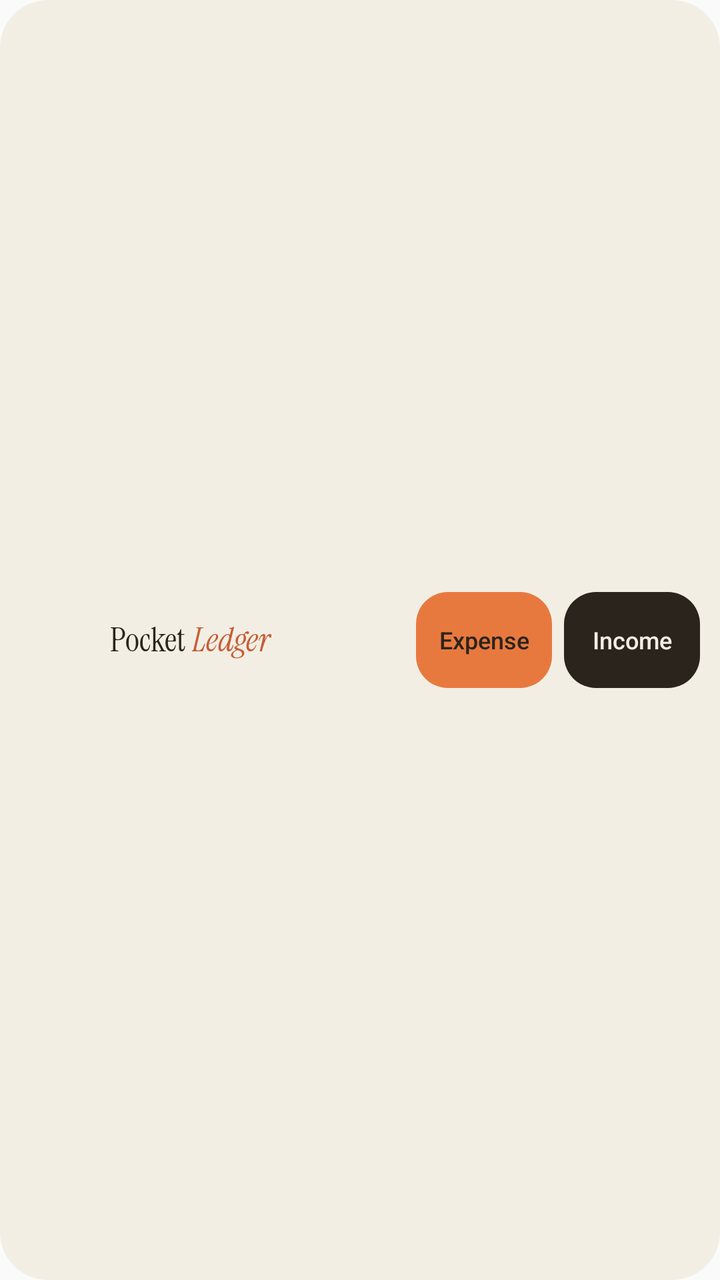
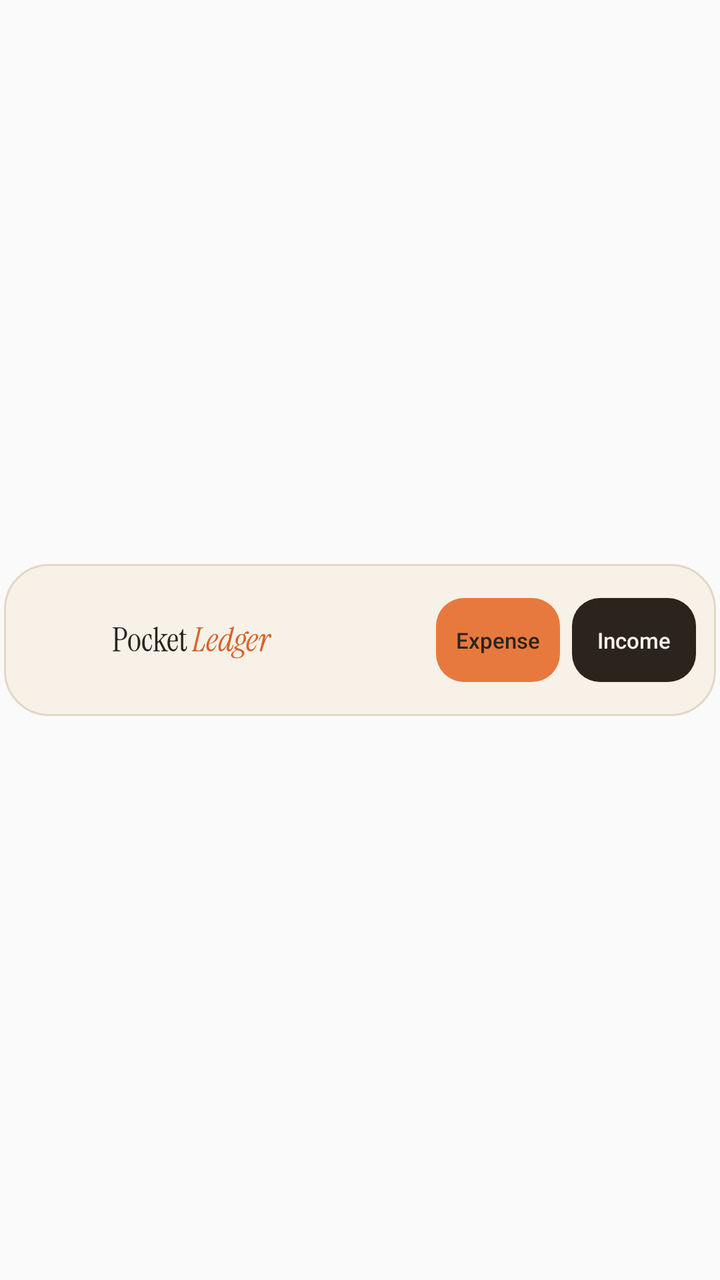

Screens rendered from an Android XML layout before and after an edit, with the pre-edit source and the edit as a unified diff.
<!-- AndroidManifest.xml: application theme AppTheme -->
<!-- res/layout/ledger_widget.xml -->
<?xml version="1.0" encoding="utf-8"?>
<LinearLayout xmlns:android="http://schemas.android.com/apk/res/android"
    android:layout_width="match_parent" android:layout_height="match_parent"
    android:orientation="horizontal" android:gravity="center_vertical" android:padding="10dp" android:background="@drawable/widget_background">
    <LinearLayout android:layout_width="0dp" android:layout_weight="1" android:layout_height="match_parent" android:gravity="center_vertical" android:paddingStart="4dp" android:paddingEnd="8dp">
        <ImageView android:layout_width="34dp" android:layout_height="34dp" android:src="@mipmap/ic_launcher" android:contentDescription="@null" />
        <LinearLayout android:layout_width="wrap_content" android:layout_height="wrap_content" android:layout_marginStart="7dp" android:orientation="horizontal" android:gravity="center_vertical" android:baselineAligned="true">
            <TextView android:layout_width="wrap_content" android:layout_height="wrap_content" android:text="Pocket" android:textColor="#2B241D" android:textSize="17sp" android:fontFamily="@font/instrument_serif_regular" android:maxLines="1" />
            <TextView android:layout_width="wrap_content" android:layout_height="wrap_content" android:layout_marginStart="3dp" android:text="Ledger" android:textColor="#C65D35" android:textSize="17sp" android:fontFamily="@font/instrument_serif_italic" android:maxLines="1" />
        </LinearLayout>
    </LinearLayout>
    <TextView android:id="@+id/widget_expense" android:layout_width="68dp" android:layout_height="48dp" android:gravity="center" android:background="@drawable/widget_expense" android:text="Expense" android:textColor="#2B241D" android:textSize="12sp" android:fontFamily="sans-serif-medium" android:contentDescription="Add expense" />
    <TextView android:id="@+id/widget_income" android:layout_width="68dp" android:layout_height="48dp" android:layout_marginStart="6dp" android:gravity="center" android:background="@drawable/widget_income" android:text="Income" android:textColor="#F3EEE4" android:textSize="12sp" android:fontFamily="sans-serif-medium" android:contentDescription="Add income" />
</LinearLayout>
<!-- resources referenced by this layout -->
<resources>
  <!-- drawable widget_background (drawable) -->
  <shape xmlns:android="http://schemas.android.com/apk/res/android" android:shape="rectangle">
      <solid android:color="#F3EEE4" /><corners android:radius="24dp" />
  </shape>
  <!-- drawable widget_expense (drawable) -->
  <shape xmlns:android="http://schemas.android.com/apk/res/android" android:shape="rectangle">
      <solid android:color="#E8793E" /><corners android:radius="16dp" />
  </shape>
  <!-- drawable widget_income (drawable) -->
  <shape xmlns:android="http://schemas.android.com/apk/res/android" android:shape="rectangle">
      <solid android:color="#2B241D" /><corners android:radius="16dp" />
  </shape>
  <!-- mipmap ic_launcher (mipmap-anydpi-v26) -->
  <?xml version="1.0" encoding="utf-8"?>
  <adaptive-icon xmlns:android="http://schemas.android.com/apk/res/android">
      <background android:drawable="@color/ic_launcher_background" />
      <foreground android:drawable="@drawable/ic_launcher_foreground" />
  </adaptive-icon>
  <style name="AppTheme" parent="Theme.AppCompat.Light.DarkActionBar">
          
          <item name="colorPrimary">@color/colorPrimary</item>
          <item name="colorPrimaryDark">@color/colorPrimaryDark</item>
          <item name="colorAccent">@color/colorAccent</item>
      </style>
  <color name="ic_launcher_background">#2B241D</color>
  <!-- drawable ic_launcher_foreground (drawable-v24) -->
  <vector xmlns:android="http://schemas.android.com/apk/res/android"
      android:width="108dp"
      android:height="108dp"
      android:viewportWidth="108"
      android:viewportHeight="108">
      
      <group
          android:pivotX="54"
          android:pivotY="54"
          android:scaleX="0.74"
          android:scaleY="0.74">
          <path
              android:fillColor="#F3EEE4"
              android:pathData="M32,33H76Q79,33 79,36V38Q79,41 76,41H32Q29,41 29,38V36Q29,33 32,33ZM32,50H76Q79,50 79,53V55Q79,58 76,58H32Q29,58 29,55V53Q29,50 32,50ZM32,67H58Q61,67 61,70V72Q61,75 58,75H32Q29,75 29,72V70Q29,67 32,67Z" />
          <path
              android:fillColor="#E2703A"
              android:pathData="M67,67H70Q73,67 73,70V72Q73,75 70,75H67Q64,75 64,72V70Q64,67 67,67Z" />
      </group>
  </vector>
</resources>

<!-- the commit's change to res/layout/ledger_widget.xml (unified diff, before → after) -->
@@ -1,14 +1,20 @@
 <?xml version="1.0" encoding="utf-8"?>
-<LinearLayout xmlns:android="http://schemas.android.com/apk/res/android"
+<FrameLayout xmlns:android="http://schemas.android.com/apk/res/android"
     android:layout_width="match_parent" android:layout_height="match_parent"
-    android:orientation="horizontal" android:gravity="center_vertical" android:padding="10dp" android:background="@drawable/widget_background">
-    <LinearLayout android:layout_width="0dp" android:layout_weight="1" android:layout_height="match_parent" android:gravity="center_vertical" android:paddingStart="4dp" android:paddingEnd="8dp">
-        <ImageView android:layout_width="34dp" android:layout_height="34dp" android:src="@mipmap/ic_launcher" android:contentDescription="@null" />
-        <LinearLayout android:layout_width="wrap_content" android:layout_height="wrap_content" android:layout_marginStart="7dp" android:orientation="horizontal" android:gravity="center_vertical" android:baselineAligned="true">
-            <TextView android:layout_width="wrap_content" android:layout_height="wrap_content" android:text="Pocket" android:textColor="#2B241D" android:textSize="17sp" android:fontFamily="@font/instrument_serif_regular" android:maxLines="1" />
-            <TextView android:layout_width="wrap_content" android:layout_height="wrap_content" android:layout_marginStart="3dp" android:text="Ledger" android:textColor="#C65D35" android:textSize="17sp" android:fontFamily="@font/instrument_serif_italic" android:maxLines="1" />
+    android:paddingStart="2dp" android:paddingEnd="2dp">
+    <LinearLayout
+        android:layout_width="match_parent" android:layout_height="76dp"
+        android:layout_gravity="center_vertical" android:orientation="horizontal"
+        android:gravity="center_vertical" android:paddingStart="14dp" android:paddingEnd="10dp"
+        android:background="@drawable/widget_background">
+        <LinearLayout android:layout_width="0dp" android:layout_weight="1" android:layout_height="match_parent" android:gravity="center_vertical" android:paddingEnd="8dp">
+            <ImageView android:layout_width="32dp" android:layout_height="32dp" android:src="@mipmap/ic_launcher" android:contentDescription="@null" />
+            <LinearLayout android:layout_width="wrap_content" android:layout_height="wrap_content" android:layout_marginStart="8dp" android:orientation="horizontal" android:gravity="center_vertical" android:baselineAligned="true">
+                <TextView android:layout_width="wrap_content" android:layout_height="wrap_content" android:text="Pocket" android:textColor="#2B241D" android:textSize="17sp" android:fontFamily="@font/instrument_serif_regular" android:maxLines="1" />
+                <TextView android:layout_width="wrap_content" android:layout_height="wrap_content" android:layout_marginStart="2dp" android:text="Ledger" android:textColor="#D7632D" android:textSize="17sp" android:fontFamily="@font/instrument_serif_italic" android:maxLines="1" />
+            </LinearLayout>
         </LinearLayout>
+        <TextView android:id="@+id/widget_expense" android:layout_width="62dp" android:layout_height="42dp" android:gravity="center" android:background="@drawable/widget_expense" android:text="Expense" android:textColor="#2B241D" android:textSize="11sp" android:fontFamily="sans-serif-medium" android:contentDescription="Add expense" />
+        <TextView android:id="@+id/widget_income" android:layout_width="62dp" android:layout_height="42dp" android:layout_marginStart="6dp" android:gravity="center" android:background="@drawable/widget_income" android:text="Income" android:textColor="#F7F1E7" android:textSize="11sp" android:fontFamily="sans-serif-medium" android:contentDescription="Add income" />
     </LinearLayout>
-    <TextView android:id="@+id/widget_expense" android:layout_width="68dp" android:layout_height="48dp" android:gravity="center" android:background="@drawable/widget_expense" android:text="Expense" android:textColor="#2B241D" android:textSize="12sp" android:fontFamily="sans-serif-medium" android:contentDescription="Add expense" />
-    <TextView android:id="@+id/widget_income" android:layout_width="68dp" android:layout_height="48dp" android:layout_marginStart="6dp" android:gravity="center" android:background="@drawable/widget_income" android:text="Income" android:textColor="#F3EEE4" android:textSize="12sp" android:fontFamily="sans-serif-medium" android:contentDescription="Add income" />
-</LinearLayout>
+</FrameLayout>
<!-- resource entries referenced after the edit -->
@@ -2,15 +2,17 @@
 <resources>
   <!-- drawable widget_background (drawable) -->
   <shape xmlns:android="http://schemas.android.com/apk/res/android" android:shape="rectangle">
-      <solid android:color="#F3EEE4" /><corners android:radius="24dp" />
+      <solid android:color="#F7F1E7" />
+      <stroke android:width="1dp" android:color="#E3D7C5" />
+      <corners android:radius="22dp" />
   </shape>
   <!-- drawable widget_expense (drawable) -->
   <shape xmlns:android="http://schemas.android.com/apk/res/android" android:shape="rectangle">
-      <solid android:color="#E8793E" /><corners android:radius="16dp" />
+      <solid android:color="#E8793E" /><corners android:radius="14dp" />
   </shape>
   <!-- drawable widget_income (drawable) -->
   <shape xmlns:android="http://schemas.android.com/apk/res/android" android:shape="rectangle">
-      <solid android:color="#2B241D" /><corners android:radius="16dp" />
+      <solid android:color="#2B241D" /><corners android:radius="14dp" />
   </shape>
   <!-- mipmap ic_launcher (mipmap-anydpi-v26) -->
   <?xml version="1.0" encoding="utf-8"?>
